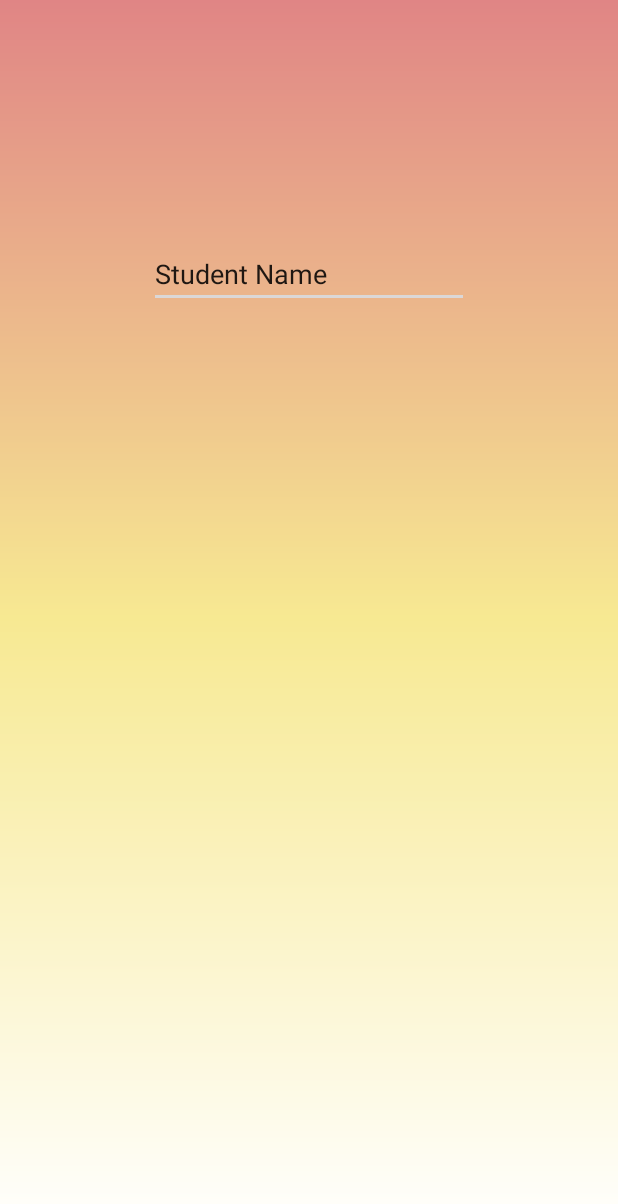
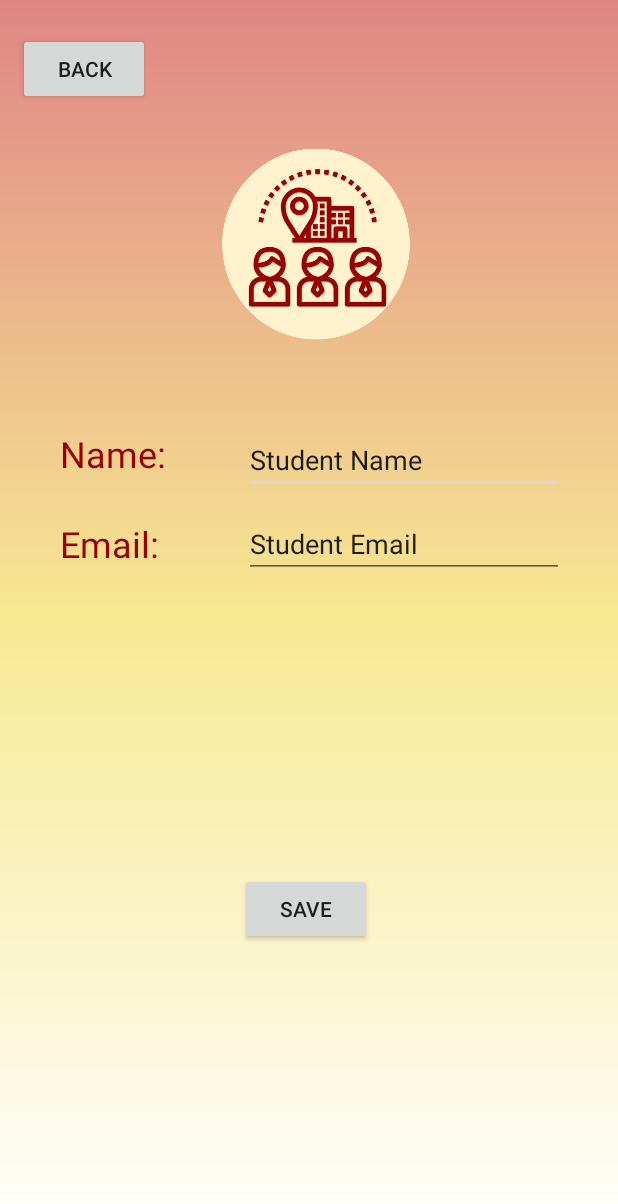
Before and after one commit to tommyacin/CSCI310_USC_CampuSee, an Android app: the layout student_profile_page.xml on its own in the app's theme, with its tools: preview values and no code run, on a phone screen of 412 x 824 dp. Shown: the top 1204 px of the screen. Run offline under Robolectric (Android 15) with nearby library versions, the phone set to English and light mode, and no system bars.

Commit message:
Student profile page

```diff
--- a/app/src/main/res/layout/student_profile_page.xml
+++ b/app/src/main/res/layout/student_profile_page.xml
@@ -6,18 +6,85 @@
     android:layout_height="match_parent"
     android:background="@drawable/gradient_background">
 
-
     <EditText
         android:id="@+id/StudentName"
         android:layout_width="wrap_content"
         android:layout_height="wrap_content"
-        android:layout_marginStart="99dp"
-        android:layout_marginTop="160dp"
-        android:layout_marginEnd="99dp"
+        android:layout_marginTop="284dp"
+        android:layout_marginEnd="36dp"
         android:ems="10"
         android:inputType="textPersonName"
         android:text="Student Name"
         app:layout_constraintEnd_toEndOf="parent"
+        app:layout_constraintTop_toTopOf="parent" />
+
+    <EditText
+        android:id="@+id/studentEmail"
+        android:layout_width="wrap_content"
+        android:layout_height="wrap_content"
+        android:layout_marginTop="340dp"
+        android:layout_marginEnd="36dp"
+        android:ems="10"
+        android:inputType="textPersonName"
+        android:text="Student Email"
+        app:layout_constraintEnd_toEndOf="parent"
+        app:layout_constraintTop_toTopOf="parent" />
+
+    <Button
+        android:id="@+id/backToHome"
+        android:layout_width="wrap_content"
+        android:layout_height="wrap_content"
+        android:layout_marginStart="12dp"
+        android:layout_marginTop="22dp"
+        android:text="Back"
         app:layout_constraintStart_toStartOf="parent"
         app:layout_constraintTop_toTopOf="parent" />
+
+    <Button
+        android:id="@+id/saveProfileInfo"
+        android:layout_width="wrap_content"
+        android:layout_height="wrap_content"
+        android:layout_marginStart="159dp"
+        android:layout_marginEnd="164dp"
+        android:layout_marginBottom="194dp"
+        android:text="Save"
+        app:layout_constraintBottom_toBottomOf="parent"
+        app:layout_constraintEnd_toEndOf="parent"
+        app:layout_constraintStart_toStartOf="parent" />
+
+    <TextView
+        android:id="@+id/nameText"
+        android:layout_width="78dp"
+        android:layout_height="38dp"
+        android:layout_marginStart="40dp"
+        android:layout_marginTop="216dp"
+        android:text="Name:"
+        android:textColor="@color/colorPrimary"
+        android:textSize="24sp"
+        app:layout_constraintStart_toStartOf="parent"
+        app:layout_constraintTop_toBottomOf="@+id/backToHome" />
+
+    <TextView
+        android:id="@+id/nameText2"
+        android:layout_width="78dp"
+        android:layout_height="38dp"
+        android:layout_marginStart="40dp"
+        android:layout_marginTop="276dp"
+        android:text="Email:"
+        android:textColor="@color/colorPrimary"
+        android:textSize="24sp"
+        app:layout_constraintStart_toStartOf="parent"
+        app:layout_constraintTop_toBottomOf="@+id/backToHome" />
+
+    <ImageView
+        android:id="@+id/imageView8"
+        android:layout_width="173dp"
+        android:layout_height="188dp"
+        android:layout_marginTop="70dp"
+        android:layout_marginEnd="120dp"
+        app:layout_constraintEnd_toEndOf="parent"
+        app:layout_constraintHorizontal_bias="1.0"
+        app:layout_constraintStart_toStartOf="parent"
+        app:layout_constraintTop_toTopOf="parent"
+        app:srcCompat="@drawable/big_icon" />
 </androidx.constraintlayout.widget.ConstraintLayout>
```
